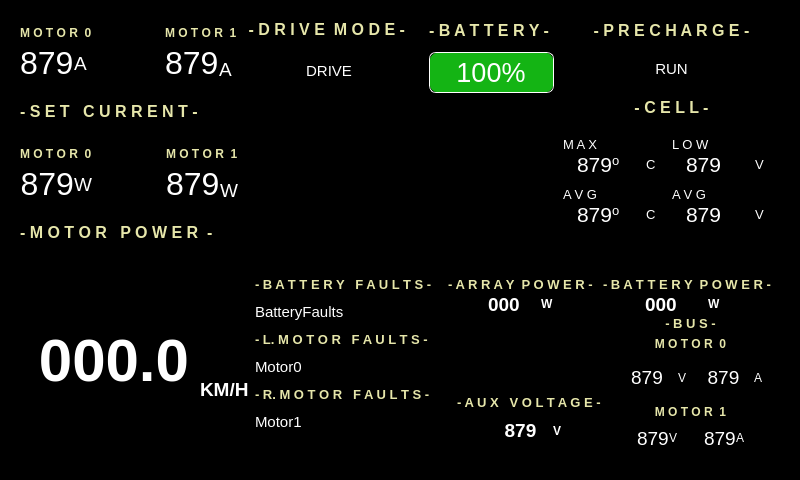
Before: the Qt Designer form src/ViewLayer/RaceModeDisplay/RaceModeDashboardUI.ui in UCSolarCarTeam/Epsilon-Dashboard, drawn with Qt 5.
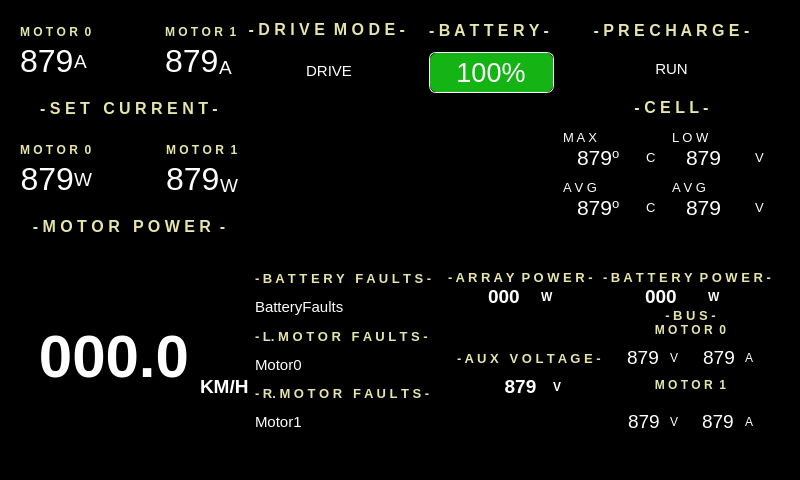
After: the same form once the commit is applied. Icons and pictures are not drawn.

Commit message: restructures the race mode view to allow for KeyMotor interaction and gets rid of motorZero/motorOne set power, bus current, and bus voltage signals, and also aligns everything on the race mode dashboard

What changed in the file:
```diff
--- a/src/ViewLayer/RaceModeDisplay/RaceModeDashboardUI.ui
+++ b/src/ViewLayer/RaceModeDisplay/RaceModeDashboardUI.ui
@@ -549,6 +549,9 @@
                  <property name="text">
                   <string>- M O T O R   P O W E R  -</string>
                  </property>
+                 <property name="alignment">
+                  <set>Qt::AlignCenter</set>
+                 </property>
                 </widget>
                </item>
                <item row="1" column="0">
@@ -749,6 +752,9 @@
                  <property name="text">
                   <string>- S E T   C U R R E N T -</string>
                  </property>
+                 <property name="alignment">
+                  <set>Qt::AlignCenter</set>
+                 </property>
                 </widget>
                </item>
                <item row="3" column="0">
@@ -2924,6 +2930,12 @@
                </property>
                <item>
                 <widget class="QWidget" name="auxVoltageWidget" native="true">
+                 <property name="sizePolicy">
+                  <sizepolicy hsizetype="Preferred" vsizetype="Fixed">
+                   <horstretch>0</horstretch>
+                   <verstretch>0</verstretch>
+                  </sizepolicy>
+                 </property>
                  <property name="font">
                   <font>
                    <weight>75</weight>
@@ -2949,22 +2961,6 @@
                   <property name="bottomMargin">
                    <number>0</number>
                   </property>
-                  <item>
-                   <spacer name="verticalSpacer_2">
-                    <property name="orientation">
-                     <enum>Qt::Vertical</enum>
-                    </property>
-                    <property name="sizeType">
-                     <enum>QSizePolicy::Fixed</enum>
-                    </property>
-                    <property name="sizeHint" stdset="0">
-                     <size>
-                      <width>20</width>
-                      <height>79</height>
-                     </size>
-                    </property>
-                   </spacer>
-                  </item>
                   <item>
                    <widget class="QLabel" name="auxVoltageTitleLabel">
                     <property name="sizePolicy">
@@ -3002,6 +2998,12 @@
                   </item>
                   <item>
                    <widget class="QWidget" name="auxVoltageValuesWidget" native="true">
+                    <property name="sizePolicy">
+                     <sizepolicy hsizetype="Preferred" vsizetype="Fixed">
+                      <horstretch>0</horstretch>
+                      <verstretch>0</verstretch>
+                     </sizepolicy>
+                    </property>
                     <property name="font">
                      <font>
                       <weight>75</weight>
@@ -3403,6 +3405,12 @@
                           </property>
                           <item>
                            <widget class="QLabel" name="motorZeroBusVoltageLabel">
+                            <property name="sizePolicy">
+                             <sizepolicy hsizetype="Fixed" vsizetype="Preferred">
+                              <horstretch>0</horstretch>
+                              <verstretch>0</verstretch>
+                             </sizepolicy>
+                            </property>
                             <property name="font">
                              <font>
                               <pointsize>14</pointsize>
@@ -3469,6 +3477,12 @@
                           </property>
                           <item>
                            <widget class="QLabel" name="motorZeroBusCurrentLabel">
+                            <property name="sizePolicy">
+                             <sizepolicy hsizetype="Fixed" vsizetype="Preferred">
+                              <horstretch>0</horstretch>
+                              <verstretch>0</verstretch>
+                             </sizepolicy>
+                            </property>
                             <property name="font">
                              <font>
                               <pointsize>14</pointsize>
@@ -3532,9 +3546,32 @@
                      </widget>
                     </item>
                     <item>
+                     <widget class="QWidget" name="motorOneBusInfoData_2" native="true">
                      <layout class="QHBoxLayout" name="motorOneBusInfoData">
                       <item>
+                        <widget class="QWidget" name="motorOneBusCurrentData" native="true">
+                         <property name="font">
+                          <font>
+                           <weight>75</weight>
+                           <bold>true</bold>
+                          </font>
+                         </property>
                        <layout class="QHBoxLayout" name="horizontalLayout_40">
+                          <property name="spacing">
+                           <number>10</number>
+                          </property>
+                          <property name="leftMargin">
+                           <number>9</number>
+                          </property>
+                          <property name="topMargin">
+                           <number>9</number>
+                          </property>
+                          <property name="rightMargin">
+                           <number>9</number>
+                          </property>
+                          <property name="bottomMargin">
+                           <number>9</number>
+                          </property>
                         <item>
                          <widget class="QLabel" name="motorOneBusVoltageLabel">
                           <property name="sizePolicy">
@@ -3575,9 +3612,26 @@
                          </widget>
                         </item>
                        </layout>
+                        </widget>
                       </item>
                       <item>
+                        <widget class="QWidget" name="motorOneBusVoltageData" native="true">
                        <layout class="QHBoxLayout" name="horizontalLayout_39">
+                          <property name="spacing">
+                           <number>3</number>
+                          </property>
+                          <property name="leftMargin">
+                           <number>0</number>
+                          </property>
+                          <property name="topMargin">
+                           <number>0</number>
+                          </property>
+                          <property name="rightMargin">
+                           <number>0</number>
+                          </property>
+                          <property name="bottomMargin">
+                           <number>0</number>
+                          </property>
                         <item>
                          <widget class="QLabel" name="motorOneBusCurrentLabel">
                           <property name="sizePolicy">
@@ -3621,8 +3675,10 @@
                          </widget>
                         </item>
                        </layout>
-                      </item>
-                     </layout>
+                        </widget>
+                       </item>
+                      </layout>
+                     </widget>
                     </item>
                    </layout>
                   </item>
```
Lines whose indentation alone changed are shown as unchanged. The commit also changes 2 other files.
